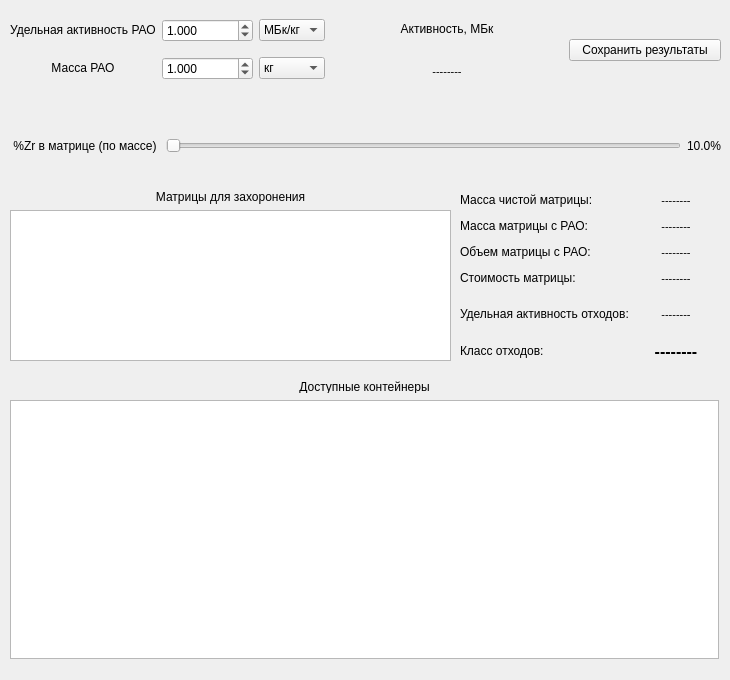
Qt form mainwindow.ui (NikolaiAndreadi/Zr-Matrix-Price) before a commit.
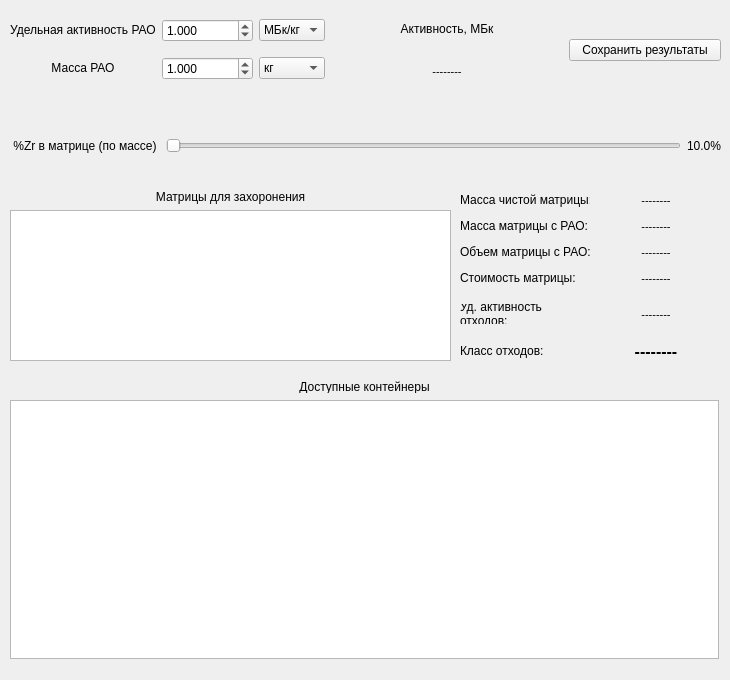
The same form after that commit.

Commit message: matrix logic implemented, design fix

The edit to the form file:
```diff
--- a/mainwindow.ui
+++ b/mainwindow.ui
@@ -336,13 +336,13 @@
       <widget class="QLabel" name="label_MatrixMass">
        <property name="minimumSize">
         <size>
-         <width>170</width>
+         <width>130</width>
          <height>20</height>
         </size>
        </property>
        <property name="maximumSize">
         <size>
-         <width>150</width>
+         <width>130</width>
          <height>20</height>
         </size>
        </property>
@@ -367,13 +367,13 @@
       <widget class="QLabel" name="label_MatrixVolume">
        <property name="minimumSize">
         <size>
-         <width>170</width>
+         <width>130</width>
          <height>20</height>
         </size>
        </property>
        <property name="maximumSize">
         <size>
-         <width>150</width>
+         <width>130</width>
          <height>20</height>
         </size>
        </property>
@@ -394,48 +394,17 @@
        </property>
       </widget>
      </item>
-     <item row="5" column="0">
-      <widget class="QLabel" name="label_MatrixWasteSpecificActivity">
-       <property name="minimumSize">
-        <size>
-         <width>170</width>
-         <height>20</height>
-        </size>
-       </property>
-       <property name="maximumSize">
-        <size>
-         <width>150</width>
-         <height>20</height>
-        </size>
-       </property>
-       <property name="text">
-        <string>Удельная активность отходов:</string>
-       </property>
-       <property name="textFormat">
-        <enum>Qt::AutoText</enum>
-       </property>
-       <property name="scaledContents">
-        <bool>false</bool>
-       </property>
-       <property name="alignment">
-        <set>Qt::AlignLeading|Qt::AlignLeft|Qt::AlignVCenter</set>
-       </property>
-       <property name="wordWrap">
-        <bool>true</bool>
-       </property>
-      </widget>
-     </item>
      <item row="0" column="0">
       <widget class="QLabel" name="label_MatrixPureMass">
        <property name="minimumSize">
         <size>
-         <width>170</width>
+         <width>130</width>
          <height>20</height>
         </size>
        </property>
        <property name="maximumSize">
         <size>
-         <width>150</width>
+         <width>130</width>
          <height>20</height>
         </size>
        </property>
@@ -460,13 +429,13 @@
       <widget class="QLabel" name="label_MatrixPrice">
        <property name="minimumSize">
         <size>
-         <width>170</width>
+         <width>130</width>
          <height>20</height>
         </size>
        </property>
        <property name="maximumSize">
         <size>
-         <width>150</width>
+         <width>130</width>
          <height>20</height>
         </size>
        </property>
@@ -491,13 +460,13 @@
       <widget class="QLabel" name="label_MatrixPriceValue">
        <property name="minimumSize">
         <size>
-         <width>80</width>
+         <width>120</width>
          <height>20</height>
         </size>
        </property>
        <property name="maximumSize">
         <size>
-         <width>60</width>
+         <width>120</width>
          <height>20</height>
         </size>
        </property>
@@ -521,13 +490,13 @@
       <widget class="QLabel" name="label_MatrixVolumeValue">
        <property name="minimumSize">
         <size>
-         <width>80</width>
+         <width>120</width>
          <height>20</height>
         </size>
        </property>
        <property name="maximumSize">
         <size>
-         <width>60</width>
+         <width>120</width>
          <height>20</height>
         </size>
        </property>
@@ -551,13 +520,13 @@
       <widget class="QLabel" name="label_MatrixPureMassValue">
        <property name="minimumSize">
         <size>
-         <width>80</width>
+         <width>120</width>
          <height>20</height>
         </size>
        </property>
        <property name="maximumSize">
         <size>
-         <width>60</width>
+         <width>120</width>
          <height>20</height>
         </size>
        </property>
@@ -581,13 +550,13 @@
       <widget class="QLabel" name="label_MatrixMassValue">
        <property name="minimumSize">
         <size>
-         <width>80</width>
+         <width>120</width>
          <height>20</height>
         </size>
        </property>
        <property name="maximumSize">
         <size>
-         <width>60</width>
+         <width>120</width>
          <height>20</height>
         </size>
        </property>
@@ -611,13 +580,13 @@
       <widget class="QLabel" name="label_MatrixWasteSpecificActivityValue">
        <property name="minimumSize">
         <size>
-         <width>80</width>
+         <width>120</width>
          <height>20</height>
         </size>
        </property>
        <property name="maximumSize">
         <size>
-         <width>60</width>
+         <width>120</width>
          <height>20</height>
         </size>
        </property>
@@ -641,13 +610,13 @@
       <widget class="QLabel" name="label_MatrixWasteClassValue">
        <property name="minimumSize">
         <size>
-         <width>80</width>
+         <width>120</width>
          <height>20</height>
         </size>
        </property>
        <property name="maximumSize">
         <size>
-         <width>60</width>
+         <width>120</width>
          <height>20</height>
         </size>
        </property>
@@ -673,13 +642,13 @@
       <widget class="QLabel" name="label_MatrixWasteClass">
        <property name="minimumSize">
         <size>
-         <width>170</width>
+         <width>130</width>
          <height>20</height>
         </size>
        </property>
        <property name="maximumSize">
         <size>
-         <width>150</width>
+         <width>130</width>
          <height>20</height>
         </size>
        </property>
@@ -752,6 +721,37 @@
        </property>
       </spacer>
      </item>
+     <item row="5" column="0">
+      <widget class="QLabel" name="label_MatrixWasteSpecificActivity">
+       <property name="minimumSize">
+        <size>
+         <width>130</width>
+         <height>20</height>
+        </size>
+       </property>
+       <property name="maximumSize">
+        <size>
+         <width>130</width>
+         <height>20</height>
+        </size>
+       </property>
+       <property name="text">
+        <string>Уд. активность отходов:</string>
+       </property>
+       <property name="textFormat">
+        <enum>Qt::AutoText</enum>
+       </property>
+       <property name="scaledContents">
+        <bool>false</bool>
+       </property>
+       <property name="alignment">
+        <set>Qt::AlignLeading|Qt::AlignLeft|Qt::AlignVCenter</set>
+       </property>
+       <property name="wordWrap">
+        <bool>true</bool>
+       </property>
+      </widget>
+     </item>
     </layout>
    </widget>
    <widget class="QLabel" name="label_AvailableContainers">
```
The commit also changes 6 other files.
